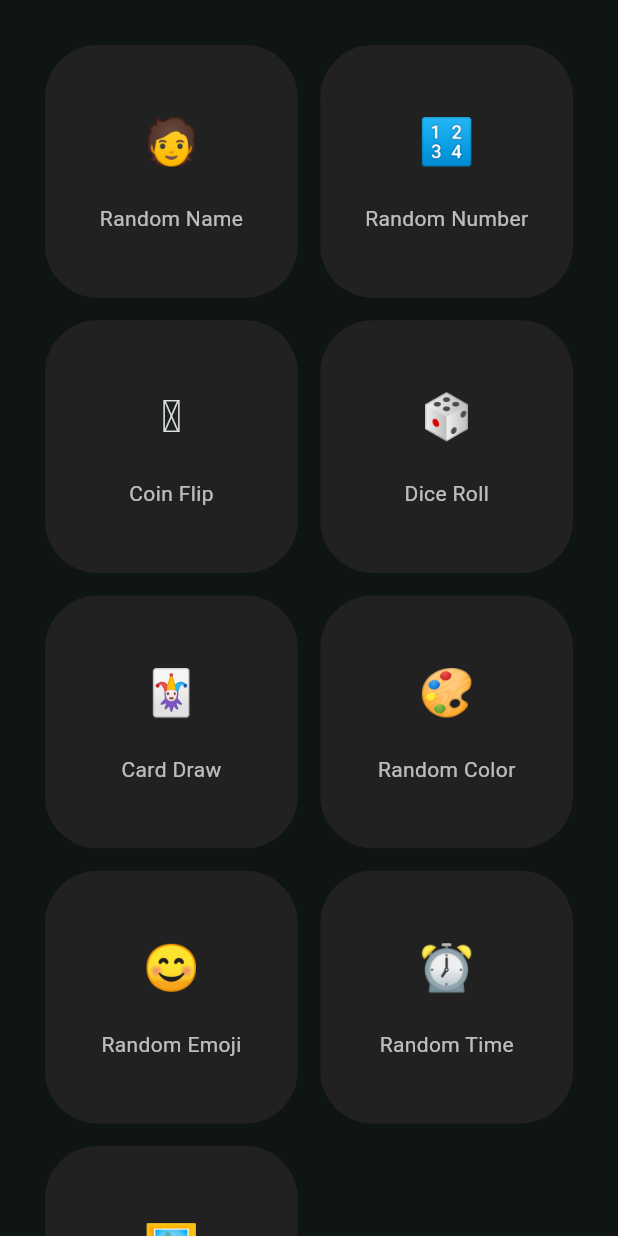
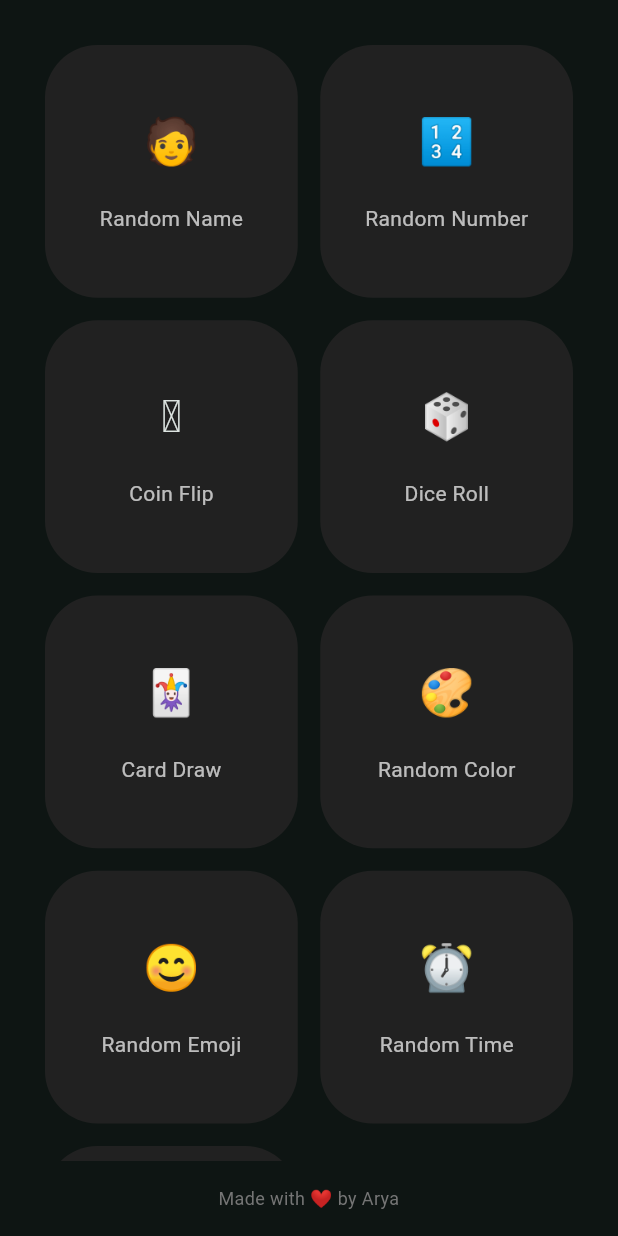
Before and after one commit to arya-sianati/Random-Picker, a Flutter app: the ItemsPage screen opened directly, on a phone screen of 412 x 824 dp. Run offline on Flutter 3.47's test engine with Material 3 defaults, Android fonts, the phone set to English and light mode, and no system bars.

Commit message:
add my name

```diff
--- a/lib/views/pages/items_page.dart
+++ b/lib/views/pages/items_page.dart
@@ -21,7 +21,8 @@ class ItemsPage extends StatelessWidget {
   Widget build(BuildContext context) {
     return Scaffold(
 
-      body: GridView.count(
+      body: SafeArea(
+        child: GridView.count(
           crossAxisCount: 2,
           padding: const EdgeInsets.all(30),
           crossAxisSpacing: 15,
@@ -73,6 +74,20 @@ class ItemsPage extends StatelessWidget {
                 );
               }).toList(),
         ),
+      ),
+      bottomNavigationBar: SizedBox(
+        height: 50,
+        width: double.infinity,
+        child: Center(
+          child: Text('Made with ❤️ by Arya',
+            style: TextStyle(
+              color: Colors.grey[600],
+              fontSize: 12,
+            ),
+            textAlign: TextAlign.center,
+          ),
+        ),
+      ),
     );
   }
 }
```
Lines whose indentation alone changed are shown as unchanged.
